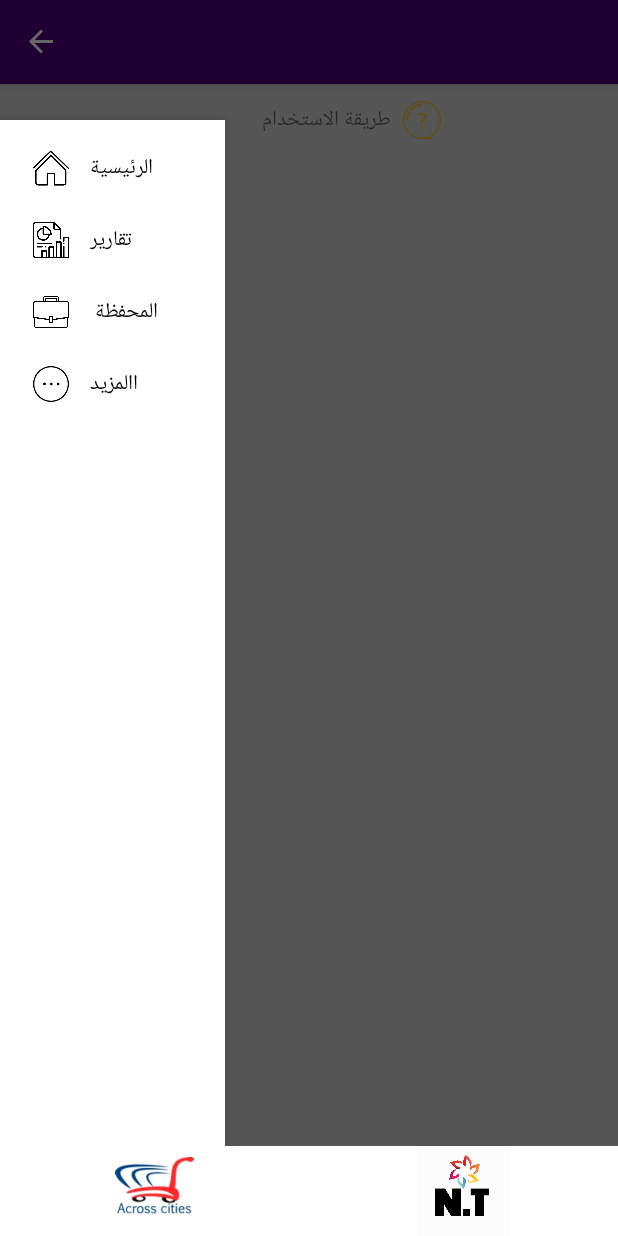
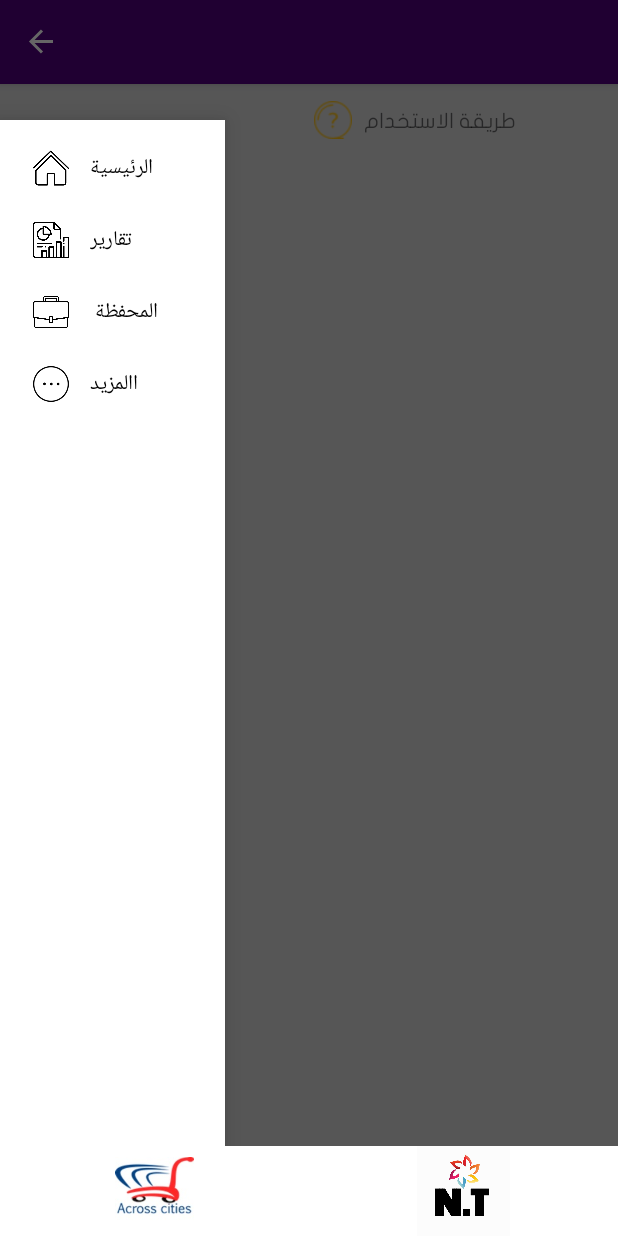
Before and after one commit to hossamxp33/cards-master-master, an Android app: the fragment CompanyDetails placed in its activity, with the side drawer open, on a phone screen of 412 x 824 dp. Run offline under Robolectric (Android 15) with nearby library versions, the light colour scheme and no system bars; our stand-ins replace Room's generated code, RxJava, data binding; libraries missing offline, so code that uses them is left out: androidx.databinding.library, com.aurelhubert.ahbottomnavigation, woyou.aidlservice.jiuiv5; pictures from the network do not load; 6 statements that could not run were skipped.

Commit message:
shimmer&popup

```diff
--- a/app/build.gradle
+++ b/app/build.gradle
@@ -8,7 +8,7 @@ android {
     compileSdkVersion 29
     defaultConfig {
         applicationId "com.codesroots.mac.cards"
-        minSdkVersion 15
+        minSdkVersion 16
         targetSdkVersion 29
         multiDexEnabled true
         versionCode 13
@@ -101,6 +101,8 @@ dependencies {
     implementation "androidx.room:room-ktx:$room_version"
     implementation "androidx.room:room-rxjava2:$room_version"
     testImplementation "androidx.room:room-testing:$room_version"
+///////shimmer
+    implementation 'com.facebook.shimmer:shimmer:0.1.0@aar'
 
     implementation "org.jetbrains.kotlinx:kotlinx-coroutines-core:1.1.1"
     implementation "androidx.navigation:navigation-fragment-ktx:$nav_version"
--- a/app/src/main/java/com/codesroots/mac/cards/presentaion/mainfragment/mainFragment.kt
+++ b/app/src/main/java/com/codesroots/mac/cards/presentaion/mainfragment/mainFragment.kt
@@ -69,9 +69,11 @@ class mainFragment  : Fragment(){
             indicator.setViewPager(view.pager)
 
             it?.size?.let { it1 -> init(it1) }
+            stoploading()
 
         })
         animation()
+
         return view.root;
     }
 
@@ -106,4 +108,22 @@ class mainFragment  : Fragment(){
             override fun onPageScrollStateChanged(pos: Int) {}
         })
     }
+    override fun onResume() {
+        super.onResume()
+        shimmer_view_container2.startShimmerAnimation()
+
+    }
+    override fun onPause() {
+        shimmer_view_container2?.stopShimmerAnimation()
+
+        super.onPause()
+    }
+
+    fun stoploading() {
+
+        shimmer_view_container2?.stopShimmerAnimation()
+
+        shimmer_view_container2?.setVisibility(View.GONE)
+
+    }
 }
--- a/app/src/main/java/com/codesroots/mac/cards/presentaion/splash/SplashActivity.kt
+++ b/app/src/main/java/com/codesroots/mac/cards/presentaion/splash/SplashActivity.kt
@@ -26,7 +26,6 @@ class SplashActivity : AppCompatActivity (){
             setContentView(videoHolder)
             val video = Uri.parse("android.resource://" + packageName + "/" + R.raw.splash)
             videoHolder.setVideoURI(video)
-
             videoHolder.setOnCompletionListener { jump() }
             videoHolder.start()
         } catch (ex: Exception) {
--- /dev/null
+++ b/app/src/main/res/anim/slide_down.xml
@@ -0,0 +1,8 @@
+<?xml version="1.0" encoding="utf-8"?>
+<set xmlns:android="http://schemas.android.com/apk/res/android" >
+
+    <translate
+            android:duration="1000"
+            android:fromYDelta="100%"
+            android:toYDelta="0" />
+</set>
--- /dev/null
+++ b/app/src/main/res/anim/slide_up.xml
@@ -0,0 +1,8 @@
+<?xml version="1.0" encoding="utf-8"?>
+<set xmlns:android="http://schemas.android.com/apk/res/android" >
+
+    <translate
+            android:duration="1000"
+            android:fromYDelta="0"
+            android:toYDelta="100%" />
+</set>
--- a/app/src/main/res/layout/company_details.xml
+++ b/app/src/main/res/layout/company_details.xml
@@ -17,23 +17,22 @@
             android:layout_width="match_parent"
             android:layout_height="match_parent"
             android:background="#00FFFFFF">
+
 <androidx.constraintlayout.widget.ConstraintLayout
+        android:id="@+id/usageway"
+
         android:layout_width="wrap_content"
         android:layout_height="wrap_content"
-        android:id="@+id/infolayout"
         app:layout_constraintEnd_toEndOf="parent"
-        app:layout_constraintTop_toTopOf="parent"
-        >
-
+        app:layout_constraintStart_toStartOf="parent"
+        app:layout_constraintTop_toTopOf="parent">
         <androidx.appcompat.widget.AppCompatImageView
                 android:id="@+id/question"
                 android:layout_width="25dp"
                 android:layout_height="25dp"
-
-
+                android:layout_marginStart="32dp"
+                android:layout_marginLeft="32dp"
                 android:layout_marginTop="12dp"
-            android:layout_marginEnd="24dp"
-            android:layout_marginRight="24dp"
                 android:tint="@color/yellow"
                 app:layout_constraintEnd_toEndOf="parent"
                 app:layout_constraintStart_toStartOf="parent"
@@ -44,13 +43,11 @@
             android:id="@+id/info"
             android:layout_width="wrap_content"
             android:layout_height="wrap_content"
-                android:layout_marginEnd="8dp"
-                android:layout_marginRight="8dp"
+            android:layout_marginLeft="8dp"
             android:text="طريقة الاستخدام"
-                app:layout_constraintEnd_toStartOf="@id/question"
-
+            app:fontFamily="@font/fonts"
             app:layout_constraintBottom_toBottomOf="@id/question"
-
+            app:layout_constraintLeft_toRightOf="@id/question"
             app:layout_constraintTop_toTopOf="@id/question">
 
     </androidx.appcompat.widget.AppCompatTextView>
@@ -62,7 +59,7 @@
                 android:visibility="visible"
                 app:layout_constraintBottom_toBottomOf="parent"
                 app:layout_constraintEnd_toEndOf="parent" android:layout_marginTop="10dp"
-                app:layout_constraintTop_toBottomOf="@id/infolayout" app:layout_constraintStart_toStartOf="parent"
+                app:layout_constraintTop_toBottomOf="@id/info" app:layout_constraintStart_toStartOf="parent"
                 android:layout_marginLeft="8dp" android:layout_marginStart="8dp"
         />
 
--- a/app/src/main/res/values/colors.xml
+++ b/app/src/main/res/values/colors.xml
@@ -18,6 +18,8 @@
     <color name="slider_home3">#490D39</color>
     <color name="back_home3">#9C9898</color>
     <color name="notfy_home3">#DC214C</color>
+    <color name="placeholder_bg">#dddddd</color>
+
     <color name="text_numbers">#DC214C</color>
     <color name="colortwo">#DC214C</color>
     <color name="colorbackinorderconf">#D91368</color>
--- a/app/src/main/res/values/strings.xml
+++ b/app/src/main/res/values/strings.xml
@@ -15,4 +15,5 @@
     <string name="toast_2">The service has been disconnected!</string>
     <string name="open">open</string>
     <string name="close">close</string>
+    <string name="details_here_set_multiple_lines_if_you_want">Details here set multiple lines if you want</string>
 </resources>
--- a/app/src/main/res/values/styles.xml
+++ b/app/src/main/res/values/styles.xml
@@ -48,6 +48,8 @@
 
     <style name="DialogTheme" parent="Theme.AppCompat.Light.Dialog">
         <item name="colorAccent">@color/colorPrimary</item>
+
+
     </style>
 
 
@@ -58,5 +60,14 @@
 
 
 
+    <style name="yourCustomDialog" parent="@android:style/Theme">
+        <item name="android:windowAnimationStyle">@style/yourCustomDialogAnimation</item>
+    </style>
+
+    <style name="yourCustomDialogAnimation">
+        <item name="android:windowEnterAnimation">@anim/slide_down</item>
+        <item name="android:windowExitAnimation">@anim/slide_up</item>
+
+    </style>
 
 </resources>
```
Also changed, not shown: app/src/main/java/com/codesroots/mac/cards/presentaion/companydetails/fragment/CompanyDetails.kt (+35 -5 lines), app/src/main/res/layout/dialog_custom_view.xml (added, +66 -0 lines), app/src/main/res/layout/layout_placeholder_row_for_slider.xml (added, +26 -0 lines), app/src/main/res/layout/main_fragment.xml (+16 -1 lines). Lines whose indentation alone changed are shown as unchanged.
